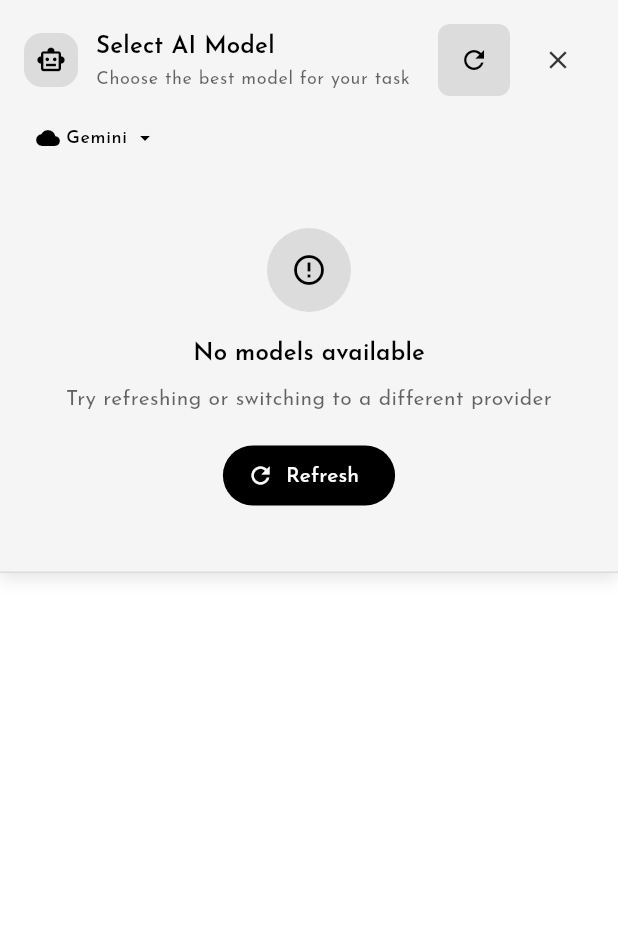
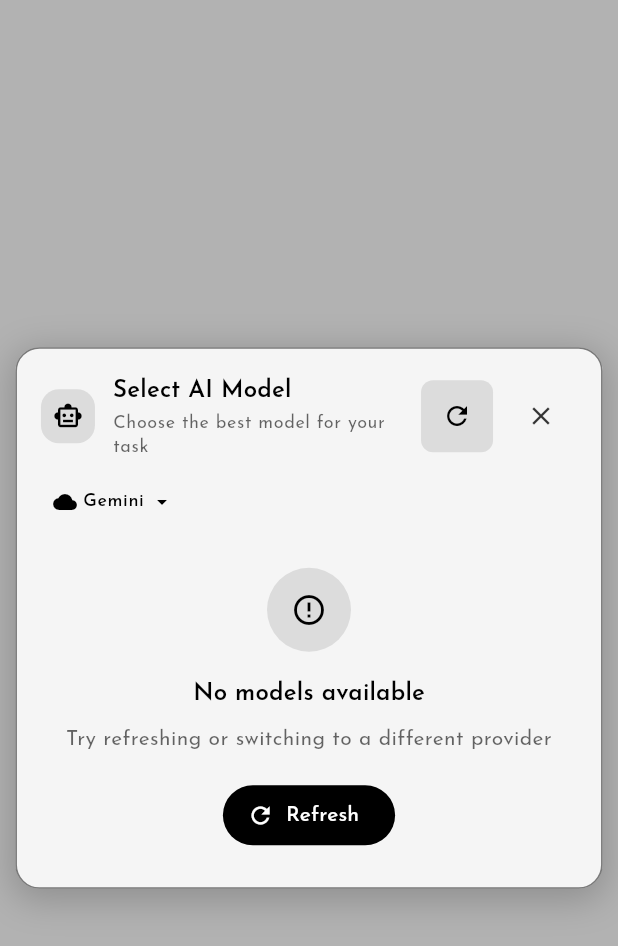
Before and after one commit to callmeartan/devio, a Flutter app: the ModelSelectionUI widget shown alone on an empty page, opened directly with empty values, on a phone screen of 412 x 824 dp. Shown: the top 946 px of the screen. Run offline on Flutter 3.47's test engine with Material 3 defaults, Android fonts, the phone set to English and light mode, and no system bars; drawn by our look-alikes of flutter_animate; our stand-ins replace cloud_firestore, file_picker, firebase_auth, firebase_core, flutter_bloc, flutter_dotenv and 8 more; missing offline and left inert: github_sign_in, syncfusion_flutter_pdf; accounts and stored records are empty; generated files the repository leaves out were written again; network calls fail; project files that could hold a hidden picture were left out.

Commit message:
finally fixed the fuckin select ai model widget

```diff
--- a/lib/widgets/model_selection_ui.dart
+++ b/lib/widgets/model_selection_ui.dart
@@ -28,42 +28,109 @@ class ModelSelectionUI extends StatefulWidget {
   State<ModelSelectionUI> createState() => _ModelSelectionUIState();
 }
 
-class _ModelSelectionUIState extends State<ModelSelectionUI> {
+class _ModelSelectionUIState extends State<ModelSelectionUI>
+    with SingleTickerProviderStateMixin {
+  // Always start expanded
+  bool _isExpanded = true;
+  late AnimationController _animationController;
+  late Animation<double> _expandAnimation;
+
+  @override
+  void initState() {
+    super.initState();
+    _animationController = AnimationController(
+      vsync: this,
+      duration: const Duration(milliseconds: 300),
+    );
+    _expandAnimation = CurvedAnimation(
+      parent: _animationController,
+      curve: Curves.easeInOut,
+    );
+
+    // Start with animation in forward state since we're expanded by default
+    _animationController.value = 1.0;
+  }
+
+  @override
+  void dispose() {
+    _animationController.dispose();
+    super.dispose();
+  }
+
+  void _toggleExpanded() {
+    setState(() {
+      _isExpanded = !_isExpanded;
+      if (_isExpanded) {
+        _animationController.forward();
+      } else {
+        _animationController.reverse();
+      }
+    });
+  }
+
   @override
   Widget build(BuildContext context) {
     final theme = Theme.of(context);
     final isDark = Theme.of(context).brightness == Brightness.dark;
+    final size = MediaQuery.of(context).size;
 
-    return Container(
-      width: double.infinity,
-      padding: const EdgeInsets.only(top: 16, bottom: 8),
+    return Material(
+      color: Colors.transparent,
+      child: Stack(
+        children: [
+          // Semi-transparent overlay
+          Positioned.fill(
+            child: GestureDetector(
+              onTap: widget.onClose, // Close on tap outside
+              child: Container(
+                color: Colors.black.withOpacity(0.3),
+              ).animate().fadeIn(duration: const Duration(milliseconds: 200)),
+            ),
+          ),
+
+          // Floating model selection card
+          Center(
+            child: ConstrainedBox(
+              constraints: BoxConstraints(
+                maxWidth: 600,
+                maxHeight: size.height * 0.7, // Reduced max height
+              ),
+              child: Container(
+                width: size.width * 0.95,
+                margin: const EdgeInsets.symmetric(vertical: 20),
                 decoration: BoxDecoration(
                   color: theme.colorScheme.surface,
-        border: Border(
-          bottom: BorderSide(
-            color: theme.colorScheme.onSurface.withOpacity(0.1),
+                  borderRadius: BorderRadius.circular(16),
+                  boxShadow: [
+                    BoxShadow(
+                      color: theme.colorScheme.shadow.withOpacity(0.2),
+                      blurRadius: 20,
+                      spreadRadius: 2,
+                      offset: const Offset(0, 5),
+                    ),
+                  ],
+                  border: Border.all(
+                    color: theme.colorScheme.outlineVariant.withOpacity(0.5),
+                    width: 1,
                   ),
                 ),
-        boxShadow: [
-          BoxShadow(
-            color: theme.colorScheme.shadow.withOpacity(0.1),
-            blurRadius: 8,
-            offset: const Offset(0, 4),
-          ),
-        ],
-      ),
+                child: ClipRRect(
+                  borderRadius: BorderRadius.circular(16),
+                  child: IntrinsicHeight(
                     child: Column(
                       mainAxisSize: MainAxisSize.min,
                       crossAxisAlignment: CrossAxisAlignment.start,
                       children: [
+                        // Header with title and actions
                         Padding(
-            padding: const EdgeInsets.symmetric(horizontal: 16),
+                          padding: const EdgeInsets.all(16),
                           child: Row(
                             children: [
                               Container(
                                 padding: const EdgeInsets.all(8),
                                 decoration: BoxDecoration(
-                    color: theme.colorScheme.primary.withOpacity(0.1),
+                                  color: theme.colorScheme.primary
+                                      .withOpacity(0.1),
                                   borderRadius: BorderRadius.circular(12),
                                 ),
                                 child: Icon(
@@ -79,7 +146,8 @@ class _ModelSelectionUIState extends State<ModelSelectionUI> {
                                   children: [
                                     Text(
                                       'Select AI Model',
-                        style: theme.textTheme.titleMedium?.copyWith(
+                                      style:
+                                          theme.textTheme.titleMedium?.copyWith(
                                         fontWeight: FontWeight.w600,
                                         color: theme.colorScheme.onSurface,
                                       ),
@@ -87,8 +155,10 @@ class _ModelSelectionUIState extends State<ModelSelectionUI> {
                                     const SizedBox(height: 2),
                                     Text(
                                       'Choose the best model for your task',
-                        style: theme.textTheme.bodySmall?.copyWith(
-                          color: theme.colorScheme.onSurface.withOpacity(0.6),
+                                      style:
+                                          theme.textTheme.bodySmall?.copyWith(
+                                        color: theme.colorScheme.onSurface
+                                            .withOpacity(0.6),
                                       ),
                                     ),
                                   ],
@@ -96,7 +166,8 @@ class _ModelSelectionUIState extends State<ModelSelectionUI> {
                               ),
                               // Refresh button with animation
                               Material(
-                  color: theme.colorScheme.primary.withOpacity(0.1),
+                                color:
+                                    theme.colorScheme.primary.withOpacity(0.1),
                                 borderRadius: BorderRadius.circular(8),
                                 child: IconButton(
                                   icon: Icon(
@@ -105,7 +176,8 @@ class _ModelSelectionUIState extends State<ModelSelectionUI> {
                                     color: theme.colorScheme.primary,
                                   )
                                       .animate(
-                          onPlay: (controller) => widget.isLoadingModels
+                                        onPlay: (controller) =>
+                                            widget.isLoadingModels
                                                 ? controller.repeat()
                                                 : null,
                                       )
@@ -126,7 +198,8 @@ class _ModelSelectionUIState extends State<ModelSelectionUI> {
                                   icon: Icon(
                                     Icons.close,
                                     size: 20,
-                      color: theme.colorScheme.onSurface.withOpacity(0.8),
+                                    color: theme.colorScheme.onSurface
+                                        .withOpacity(0.8),
                                   ),
                                   onPressed: widget.onClose,
                                   tooltip: 'Close model selection',
@@ -135,7 +208,7 @@ class _ModelSelectionUIState extends State<ModelSelectionUI> {
                             ],
                           ),
                         ),
-          const SizedBox(height: 16),
+
                         // Provider selector with enhanced styling
                         Padding(
                           padding: const EdgeInsets.symmetric(horizontal: 16),
@@ -145,10 +218,11 @@ class _ModelSelectionUIState extends State<ModelSelectionUI> {
                               const Spacer(),
                               if (widget.isLoadingModels)
                                 Container(
-                    padding:
-                        const EdgeInsets.symmetric(horizontal: 12, vertical: 6),
+                                  padding: const EdgeInsets.symmetric(
+                                      horizontal: 12, vertical: 6),
                                   decoration: BoxDecoration(
-                      color: theme.colorScheme.primary.withOpacity(0.1),
+                                    color: theme.colorScheme.primary
+                                        .withOpacity(0.1),
                                     borderRadius: BorderRadius.circular(20),
                                   ),
                                   child: Row(
@@ -159,14 +233,16 @@ class _ModelSelectionUIState extends State<ModelSelectionUI> {
                                         height: 14,
                                         child: CircularProgressIndicator(
                                           strokeWidth: 2,
-                            valueColor: AlwaysStoppedAnimation<Color>(
+                                          valueColor:
+                                              AlwaysStoppedAnimation<Color>(
                                                   theme.colorScheme.primary),
                                         ),
                                       ),
                                       const SizedBox(width: 8),
                                       Text(
                                         'Loading...',
-                          style: theme.textTheme.bodySmall?.copyWith(
+                                        style:
+                                            theme.textTheme.bodySmall?.copyWith(
                                           color: theme.colorScheme.primary,
                                           fontWeight: FontWeight.w500,
                                         ),
@@ -177,13 +253,52 @@ class _ModelSelectionUIState extends State<ModelSelectionUI> {
                             ],
                           ),
                         ),
-          const SizedBox(height: 16),
-          // Model list with enhanced styling
-          if (widget.isLoadingModels)
-            Center(
+                        const SizedBox(height: 8),
+
+                        // Model content area
+                        _buildModelContent(),
+                      ],
+                    ),
+                  ),
+                ),
+              ),
+            ),
+          )
+              .animate()
+              .fadeIn(
+                duration: const Duration(milliseconds: 300),
+              )
+              .slideY(
+                begin: -0.1,
+                end: 0,
+                duration: const Duration(milliseconds: 300),
+                curve: Curves.easeOutCubic,
+              ),
+        ],
+      ),
+    );
+  }
+
+  Widget _buildModelContent() {
+    if (widget.isLoadingModels) {
+      return _buildLoadingState();
+    } else if (widget.availableModels.isEmpty) {
+      return _buildEmptyState();
+    } else {
+      return _buildModelSelector(context);
+    }
+  }
+
+  Widget _buildLoadingState() {
+    final theme = Theme.of(context);
+
+    return Padding(
+      padding: const EdgeInsets.symmetric(vertical: 24),
+      child: Center(
         child: Column(
+          mainAxisAlignment: MainAxisAlignment.center,
+          mainAxisSize: MainAxisSize.min,
           children: [
-                  const SizedBox(height: 32),
             Container(
               padding: const EdgeInsets.all(16),
               decoration: BoxDecoration(
@@ -195,8 +310,8 @@ class _ModelSelectionUIState extends State<ModelSelectionUI> {
                 height: 24,
                 child: CircularProgressIndicator(
                   strokeWidth: 2,
-                        valueColor: AlwaysStoppedAnimation<Color>(
-                            theme.colorScheme.primary),
+                  valueColor:
+                      AlwaysStoppedAnimation<Color>(theme.colorScheme.primary),
                 ),
               ),
             ),
@@ -207,15 +322,22 @@ class _ModelSelectionUIState extends State<ModelSelectionUI> {
                 color: theme.colorScheme.onSurface.withOpacity(0.7),
               ),
             ),
-                  const SizedBox(height: 32),
           ],
         ),
-            )
-          else if (widget.availableModels.isEmpty)
-            Center(
+      ),
+    );
+  }
+
+  Widget _buildEmptyState() {
+    final theme = Theme.of(context);
+
+    return Padding(
+      padding: const EdgeInsets.symmetric(vertical: 24, horizontal: 16),
+      child: Center(
         child: Column(
+          mainAxisAlignment: MainAxisAlignment.center,
+          mainAxisSize: MainAxisSize.min,
           children: [
-                  const SizedBox(height: 32),
             Container(
               padding: const EdgeInsets.all(16),
               decoration: BoxDecoration(
@@ -237,15 +359,12 @@ class _ModelSelectionUIState extends State<ModelSelectionUI> {
               ),
             ),
             const SizedBox(height: 8),
-                  Padding(
-                    padding: const EdgeInsets.symmetric(horizontal: 32),
-                    child: Text(
+            Text(
               'Try refreshing or switching to a different provider',
               style: theme.textTheme.bodyMedium?.copyWith(
                 color: theme.colorScheme.onSurface.withOpacity(0.6),
               ),
               textAlign: TextAlign.center,
-                    ),
             ),
             const SizedBox(height: 16),
             FilledButton.tonalIcon(
@@ -253,24 +372,9 @@ class _ModelSelectionUIState extends State<ModelSelectionUI> {
               icon: const Icon(Icons.refresh, size: 18),
               label: const Text('Refresh'),
             ),
-                  const SizedBox(height: 32),
           ],
         ),
-            )
-          else
-            _buildModelSelector(context),
-        ],
       ),
-    )
-        .animate()
-        .fadeIn(
-          duration: const Duration(milliseconds: 200),
-        )
-        .slideY(
-          begin: -0.1,
-          end: 0,
-          duration: const Duration(milliseconds: 200),
-          curve: Curves.easeOutCubic,
     );
   }
 
@@ -384,12 +488,13 @@ class _ModelSelectionUIState extends State<ModelSelectionUI> {
     final visionModels =
         filteredModels.where((m) => m.contains('vision')).toList();
 
-    return Container(
-      constraints: const BoxConstraints(maxHeight: 400),
-      child: SingleChildScrollView(
+    // Use a Column with SingleChildScrollView instead of ListView for better sizing
+    return SingleChildScrollView(
+      physics: const BouncingScrollPhysics(),
+      padding: const EdgeInsets.symmetric(vertical: 8),
       child: Column(
+        mainAxisSize: MainAxisSize.min,
         crossAxisAlignment: CrossAxisAlignment.start,
-          mainAxisSize: MainAxisSize.min,
         children: [
           if (textModels.isNotEmpty && widget.selectedImageBytes == null) ...[
             Padding(
@@ -397,8 +502,8 @@ class _ModelSelectionUIState extends State<ModelSelectionUI> {
               child: Row(
                 children: [
                   Container(
-                      padding: const EdgeInsets.symmetric(
-                          horizontal: 8, vertical: 4),
+                    padding:
+                        const EdgeInsets.symmetric(horizontal: 8, vertical: 4),
                     decoration: BoxDecoration(
                       color: theme.colorScheme.primary.withOpacity(0.1),
                       borderRadius: BorderRadius.circular(12),
@@ -426,7 +531,7 @@ class _ModelSelectionUIState extends State<ModelSelectionUI> {
               ),
             ),
             const SizedBox(height: 8),
-              _buildModelRadioGroup(textModels),
+            ...textModels.map((model) => _buildModelItem(model)),
             if (visionModels.isNotEmpty) const SizedBox(height: 16),
           ],
           if (visionModels.isNotEmpty &&
@@ -436,8 +541,8 @@ class _ModelSelectionUIState extends State<ModelSelectionUI> {
               child: Row(
                 children: [
                   Container(
-                      padding: const EdgeInsets.symmetric(
-                          horizontal: 8, vertical: 4),
+                    padding:
+                        const EdgeInsets.symmetric(horizontal: 8, vertical: 4),
                     decoration: BoxDecoration(
                       color: theme.colorScheme.secondary.withOpacity(0.1),
                       borderRadius: BorderRadius.circular(12),
@@ -465,7 +570,7 @@ class _ModelSelectionUIState extends State<ModelSelectionUI> {
               ),
             ),
             const SizedBox(height: 8),
-              _buildModelRadioGroup(visionModels),
+            ...visionModels.map((model) => _buildModelItem(model)),
           ],
           // Note about model availability
           Padding(
@@ -473,8 +578,8 @@ class _ModelSelectionUIState extends State<ModelSelectionUI> {
             child: Container(
               padding: const EdgeInsets.all(12),
               decoration: BoxDecoration(
-                  color: theme.colorScheme.surfaceContainerHighest
-                      .withOpacity(0.5),
+                color:
+                    theme.colorScheme.surfaceContainerHighest.withOpacity(0.5),
                 borderRadius: BorderRadius.circular(12),
                 border: Border.all(
                   color: theme.colorScheme.outlineVariant.withOpacity(0.5),
@@ -503,17 +608,11 @@ class _ModelSelectionUIState extends State<ModelSelectionUI> {
           ),
         ],
       ),
-      ),
     );
   }
 
-  Widget _buildModelRadioGroup(List<String> models) {
+  Widget _buildModelItem(String model) {
     final theme = Theme.of(context);
-    final isDark = Theme.of(context).brightness == Brightness.dark;
-
-    return Column(
-      mainAxisSize: MainAxisSize.min,
-      children: models.map((model) {
     final isRecommended =
         model == 'gemini-1.0-pro' || model == 'gemini-1.0-pro-vision';
     final isSelected = model == widget.selectedModel;
@@ -532,8 +631,7 @@ class _ModelSelectionUIState extends State<ModelSelectionUI> {
             decoration: BoxDecoration(
               color: isSelected
                   ? theme.colorScheme.primary.withOpacity(0.1)
-                      : theme.colorScheme.surfaceContainerHighest
-                          .withOpacity(0.3),
+                  : theme.colorScheme.surfaceContainerHighest.withOpacity(0.3),
               borderRadius: BorderRadius.circular(12),
               border: Border.all(
                 color: isSelected
@@ -610,8 +708,7 @@ class _ModelSelectionUIState extends State<ModelSelectionUI> {
                                   const SizedBox(width: 4),
                                   Text(
                                     'Recommended',
-                                        style: theme.textTheme.labelSmall
-                                            ?.copyWith(
+                                    style: theme.textTheme.labelSmall?.copyWith(
                                       color: theme.colorScheme.primary,
                                       fontWeight: FontWeight.w600,
                                     ),
@@ -637,8 +734,6 @@ class _ModelSelectionUIState extends State<ModelSelectionUI> {
           ),
         ),
       ),
-        );
-      }).toList(),
     );
   }
 
```
Also changed, not shown: lib/screens/llm_chat_screen.dart (+45 -53 lines). Lines whose indentation alone changed are shown as unchanged.
